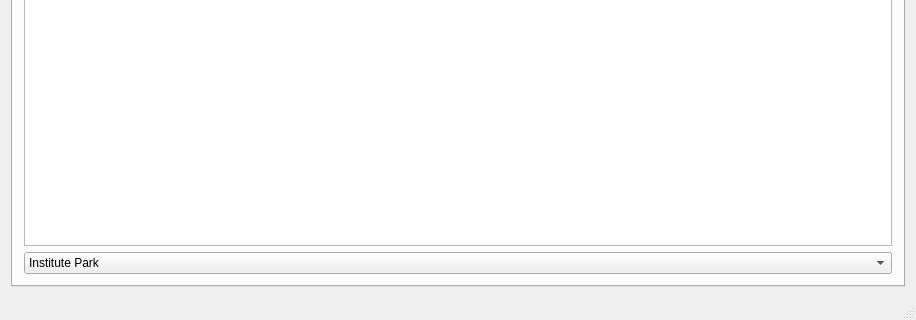
This is cataglyphis_gui/qt_project_src/cataglyphis_gui/cataglyphis_gui.ui in wvu-irl/cataglyphis3-software as Qt 5 draws it before an edit; both pictures show x 0 to 916 and y 235 to 555 of the 916 by 555 pixel window. The edited form follows.
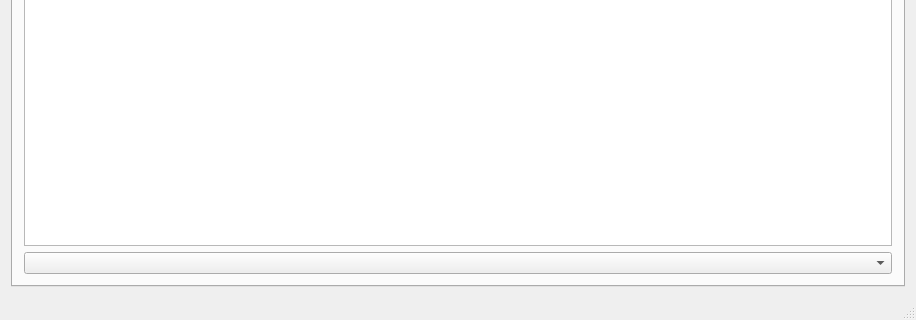
This is the edited form.

What changed in the file:
```diff
--- a/cataglyphis_gui/qt_project_src/cataglyphis_gui/cataglyphis_gui.ui
+++ b/cataglyphis_gui/qt_project_src/cataglyphis_gui/cataglyphis_gui.ui
@@ -39,6 +39,11 @@
           </item>
           <item>
            <widget class="QComboBox" name="fieldSelector">
+            <item>
+             <property name="text">
+              <string> </string>
+             </property>
+            </item>
             <item>
              <property name="text">
               <string>Institute Park</string>
```
Left out of the diff: 5 changed lines with no effect on the pictures.
